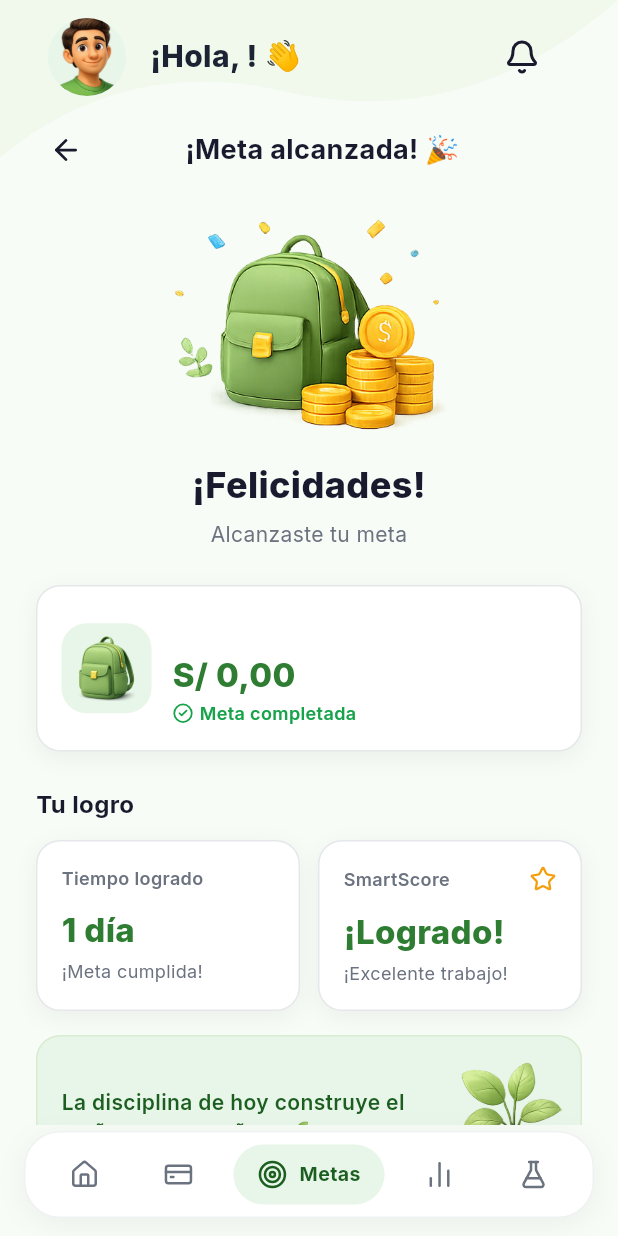
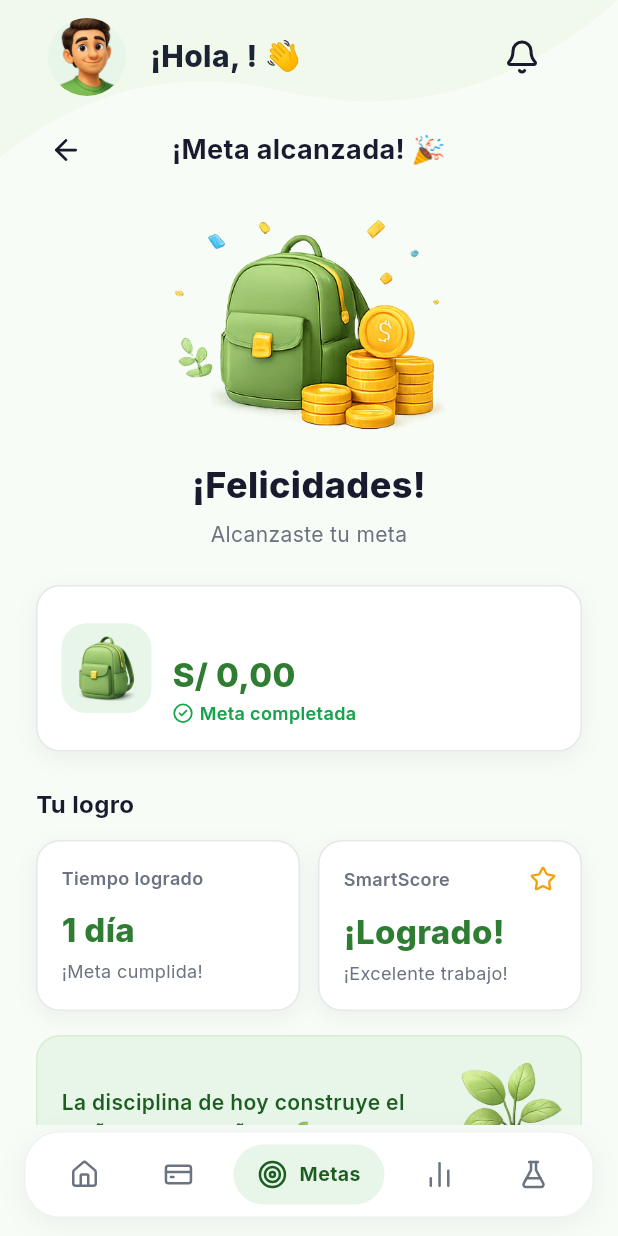
Before and after one commit to RobertoC1006/SmartBudget_Dise-odeproductosyservicios, a Flutter app: the GoalSuccessScreen screen opened directly with empty values, on a phone screen of 412 x 824 dp. Run offline on Flutter 3.47's test engine with Material 3 defaults, Android fonts, the phone set to English and light mode, and no system bars; drawn by our look-alikes of flutter_animate; our stand-ins replace camera, confetti, dio, fl_chart, go_router, google_fonts and 3 more; accounts and stored records are empty.

Commit message:
Update goal_success_screen.dart

```diff
--- a/smartbudget_flutter/lib/presentation/screens/goals/goal_success_screen.dart
+++ b/smartbudget_flutter/lib/presentation/screens/goals/goal_success_screen.dart
@@ -372,7 +372,6 @@ class _GoalSuccessScreenState extends State<GoalSuccessScreen> {
           tooltip: 'Volver',
           visualDensity: VisualDensity.compact,
           padding: EdgeInsets.zero,
-          constraints: const BoxConstraints(),
           onPressed: _verMisMetas,
         ),
         Expanded(
@@ -385,8 +384,8 @@ class _GoalSuccessScreenState extends State<GoalSuccessScreen> {
             ),
           ),
         ),
-        // Espaciador simétrico para que el título quede centrado.
-        const SizedBox(width: 22),
+        // Espaciador simétrico (ancho del IconButton) para centrar el título.
+        const SizedBox(width: 40),
       ],
     );
   }
```
